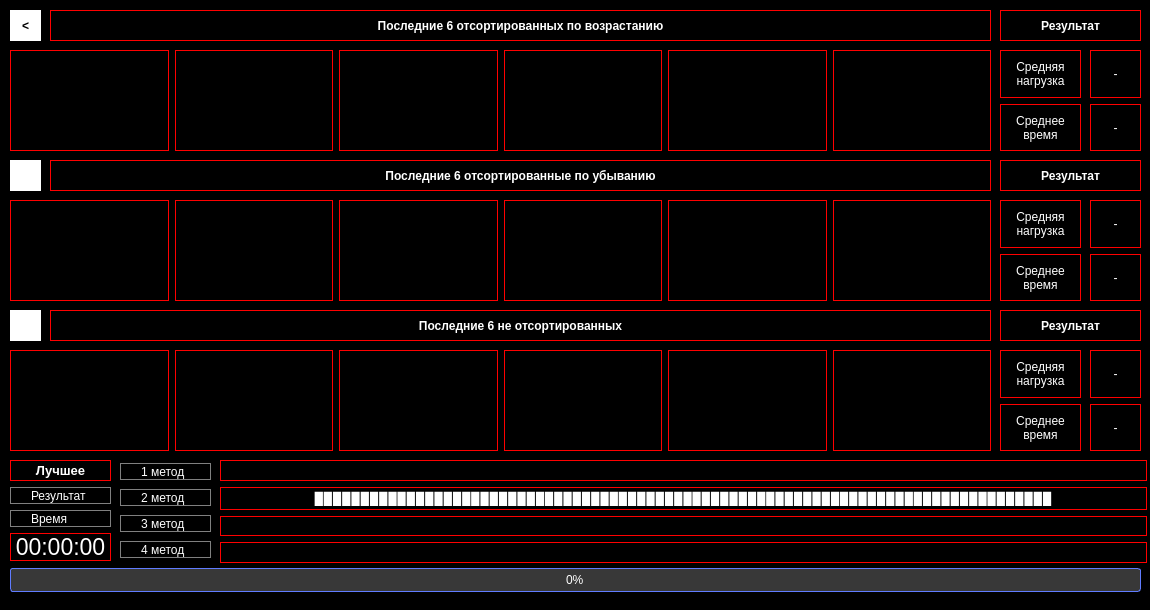
The window that diploma/UI/genetic_algorithm.ui (socloseeee/Diploma_Scheduling_Theory) describes before a commit, drawn with Qt 5.
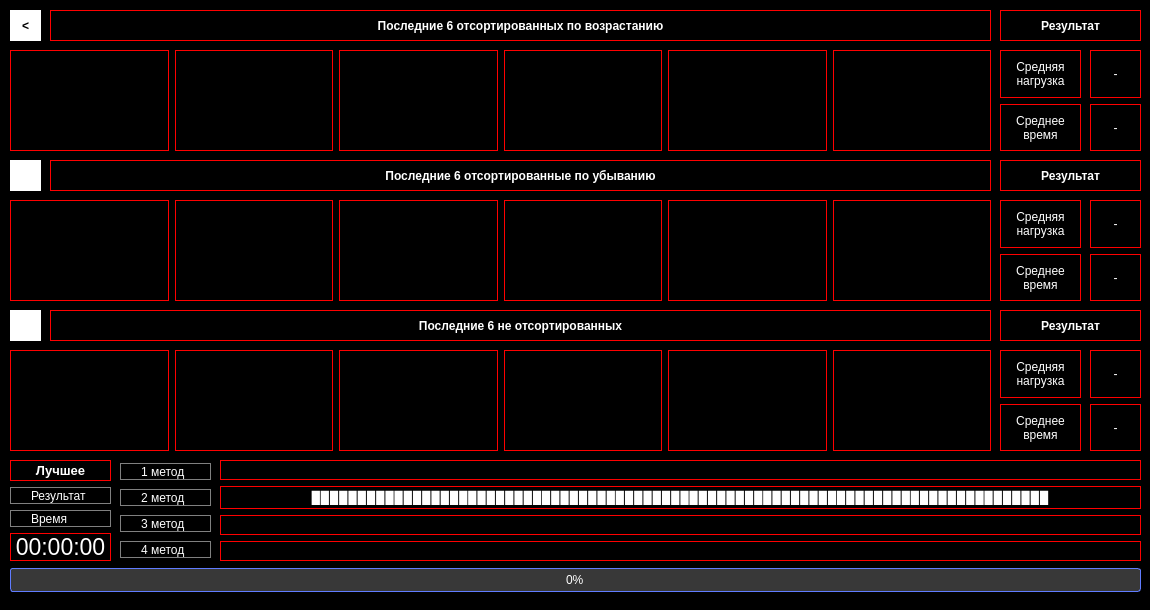
The same window after the commit. Icons and pictures are not drawn.

What changed in the file:
```diff
--- a/diploma/UI/genetic_algorithm.ui
+++ b/diploma/UI/genetic_algorithm.ui
@@ -1014,8 +1014,8 @@
      <rect>
       <x>220</x>
       <y>460</y>
-      <width>927</width>
-      <height>103</height>
+      <width>921</width>
+      <height>101</height>
      </rect>
     </property>
     <layout class="QVBoxLayout" name="verticalLayout">
```
